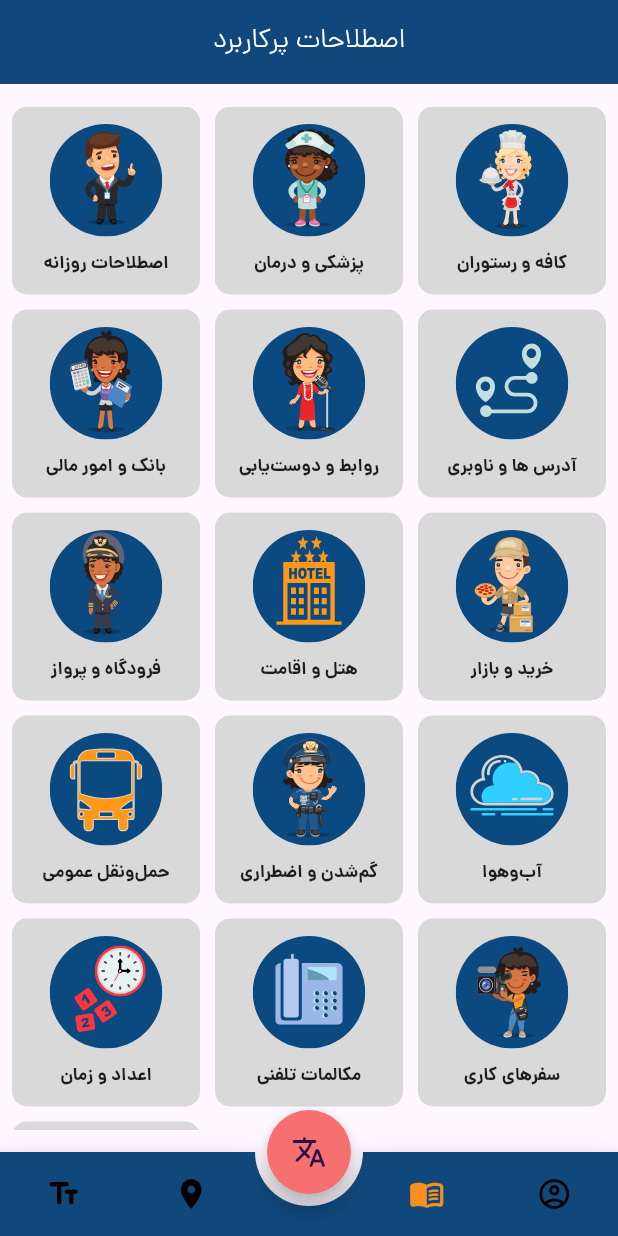
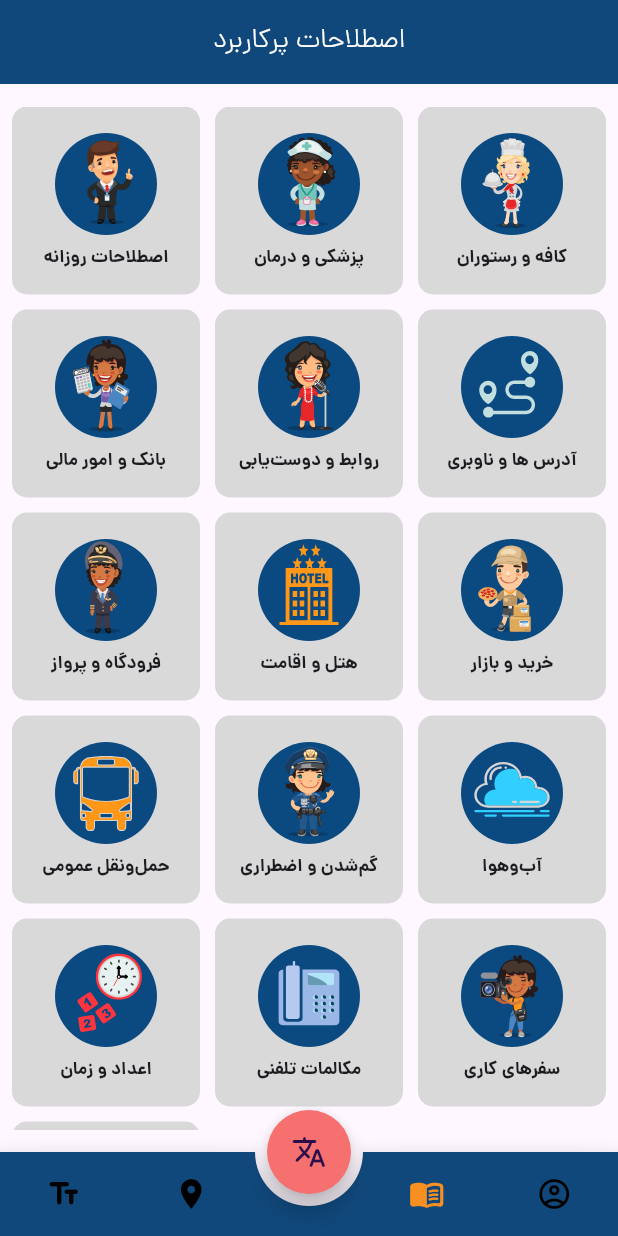
Before and after one commit to Pgh2005/HelloTrip, a Flutter app: the screen it shows after launch, on a phone screen of 412 x 824 dp. Run offline on Flutter 3.47's test engine with Material 3 defaults, Android fonts, the phone set to English and light mode, and no system bars; drawn by our look-alikes of animated_bottom_navigation_bar; our stand-ins replace flutter_svg, flutter_tts, loading_animation_widget, shared_preferences.

Commit message:
fixed sizes of box

```diff
--- a/lib/pages/essential_words_page.dart
+++ b/lib/pages/essential_words_page.dart
@@ -72,6 +72,8 @@ class _EssentialWordsPageState extends State<EssentialWordsPage> {
                               fontWeight: FontWeight.bold,
                               fontSize: 13,
                             ),
+                            overflow: TextOverflow.ellipsis,
+                            maxLines: 1,
                           ),
                         ),
                         Positioned(
--- a/lib/pages/frequently_used_terms_page.dart
+++ b/lib/pages/frequently_used_terms_page.dart
@@ -36,8 +36,10 @@ class _FrequentlyUsedTermsPageState extends State<FrequentlyUsedTermsPage> {
                 scrollDirection: Axis.vertical,
                 crossAxisSpacing: 10,
                 mainAxisSpacing: 10,
+                // childAspectRatio: 0.8,
                 children: List.generate(jsonData.length, (index) {
-                  return GestureDetector(
+                  return Flexible(
+                    child: GestureDetector(
                       onTap: () {
                         // go to LearnTerm
                         Navigator.of(context).pushReplacement(
@@ -60,7 +62,7 @@ class _FrequentlyUsedTermsPageState extends State<FrequentlyUsedTermsPage> {
                           children: [
                             SvgPicture.asset(
                               "assets/images/terms/$index.svg",
-                            width: 75,
+                              width: 68,
                             ),
                             SizedBox(height: 10),
                             Text(
@@ -68,9 +70,14 @@ class _FrequentlyUsedTermsPageState extends State<FrequentlyUsedTermsPage> {
                               style: TextStyle(
                                 fontWeight: FontWeight.w600,
                                 fontSize: 12,
+                                height: 1,
                               ),
+                              textAlign: TextAlign.center,
+                              maxLines: 2,
+                              overflow: TextOverflow.ellipsis,
                             ),
                           ],
+                        ),
                       ),
                     ),
                   );
```
Lines whose indentation alone changed are shown as unchanged.
